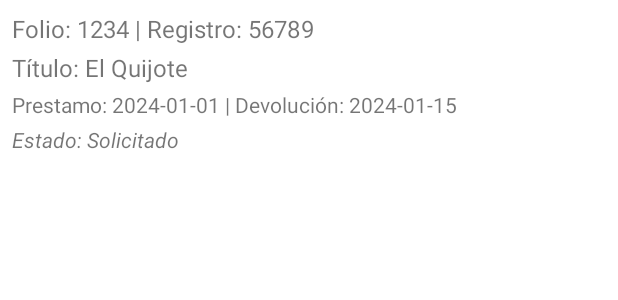
After one commit to DiegoErnestoBahenaL/VEAD, an Android app: the layout item_solicitud_prestamo.xml on its own in the app's theme, with its tools: preview values and no code run, on a phone screen of 412 x 824 dp. The commit adds this screen. Shown: the top 300 px of the screen. Run offline under Robolectric (Android 15) with nearby library versions, the phone set to English and light mode, and no system bars.

Commit message:
RecyclerView Solicitudes de Prestamo

```diff
--- a/app/src/main/java/com/example/vead/MainActivity.kt
+++ b/app/src/main/java/com/example/vead/MainActivity.kt
@@ -51,7 +51,7 @@ class MainActivity : AppCompatActivity() {
         // menu should be considered as top level destinations.
         appBarConfiguration = AppBarConfiguration(
             setOf(
-                R.id.nav_home, R.id.nav_gallery, R.id.nav_slideshow
+                R.id.nav_home, R.id.nav_gallery, R.id.nav_slideshow,  R.id.nav_solicitudes
             ), drawerLayout
         )
         setupActionBarWithNavController(navController, appBarConfiguration)
--- /dev/null
+++ b/app/src/main/res/layout/item_solicitud_prestamo.xml
@@ -0,0 +1,82 @@
+<?xml version="1.0" encoding="utf-8"?>
+<androidx.constraintlayout.widget.ConstraintLayout xmlns:android="http://schemas.android.com/apk/res/android"
+    xmlns:tools="http://schemas.android.com/tools"
+    android:layout_width="match_parent"
+    android:layout_height="match_parent">
+
+    <LinearLayout
+        xmlns:android="http://schemas.android.com/apk/res/android"
+        android:layout_width="match_parent"
+        android:layout_height="wrap_content"
+        android:orientation="vertical"
+        android:padding="8dp"
+        tools:ignore="MissingConstraints">
+
+        <!-- Folio y Registro -->
+        <TextView
+            android:id="@+id/tvFolioRegistro"
+            android:layout_width="match_parent"
+            android:layout_height="wrap_content"
+            android:text="Folio: 1234 | Registro: 56789"
+            android:textSize="16sp"
+            android:paddingBottom="4dp" />
+
+        <!-- Título del libro -->
+        <TextView
+            android:id="@+id/tvTituloLibro"
+            android:layout_width="match_parent"
+            android:layout_height="wrap_content"
+            android:text="Título: El Quijote"
+            android:textSize="16sp"
+            android:paddingBottom="4dp" />
+
+        <!-- Fechas -->
+        <TextView
+            android:id="@+id/tvFechas"
+            android:layout_width="match_parent"
+            android:layout_height="wrap_content"
+            android:text="Prestamo: 2024-01-01 | Devolución: 2024-01-15"
+            android:paddingBottom="4dp" />
+
+        <!-- Estado -->
+        <TextView
+            android:id="@+id/tvEstado"
+            android:layout_width="match_parent"
+            android:layout_height="wrap_content"
+            android:text="Estado: Solicitado"
+            android:textStyle="italic"
+            android:paddingBottom="8dp" />
+
+        <!-- Botones (solo visible para administradores) -->
+        <LinearLayout
+            android:id="@+id/layoutBotones"
+            android:layout_width="match_parent"
+            android:layout_height="wrap_content"
+            android:orientation="horizontal"
+            android:gravity="end"
+            android:visibility="gone">
+
+            <Button
+                android:id="@+id/btnAprobar"
+                android:layout_width="wrap_content"
+                android:layout_height="wrap_content"
+                android:text="Aprobar" />
+
+            <Button
+                android:id="@+id/btnRechazar"
+                android:layout_width="wrap_content"
+                android:layout_height="wrap_content"
+                android:layout_marginStart="8dp"
+                android:text="Rechazar" />
+
+            <Button
+                android:id="@+id/btnEliminarSolicitud"
+                android:layout_width="wrap_content"
+                android:layout_height="wrap_content"
+                android:layout_marginStart="8dp"
+                android:text="Eliminar" />
+        </LinearLayout>
+    </LinearLayout>
+
+
+</androidx.constraintlayout.widget.ConstraintLayout>
--- a/app/src/main/res/menu/activity_main_drawer.xml
+++ b/app/src/main/res/menu/activity_main_drawer.xml
@@ -18,6 +18,12 @@
             android:title="@string/menu_slideshow" />
 
         <item
+            android:id="@+id/nav_solicitudes"
+
+            android:title="Solicitudes" />
+
+
+        <item
             android:id="@+id/nav_logout"
             android:icon="@android:drawable/ic_lock_power_off"
             android:title="Cerrar Sesión" />
--- a/app/src/main/res/values/strings.xml
+++ b/app/src/main/res/values/strings.xml
@@ -8,6 +8,6 @@
     <string name="action_settings">Settings</string>
 
     <string name="menu_home">Perfil</string>
-    <string name="menu_gallery">Gallery</string>
-    <string name="menu_slideshow">Slideshow</string>
+    <string name="menu_gallery">Estudiantes</string>
+    <string name="menu_slideshow">Libros</string>
 </resources>
```
Also changed, not shown: app/src/main/java/com/example/vead/ui/solicitudes/SolicitudPrestamoAdapter.kt (added, +58 -0 lines), app/src/main/java/com/example/vead/ui/solicitudes/SolicitudesPrestamoFragment.kt (added, +69 -0 lines), app/src/main/res/layout/fragment_solicitud_prestamo.xml (added, +20 -0 lines), app/src/main/res/navigation/mobile_navigation.xml (+7 -0 lines).
